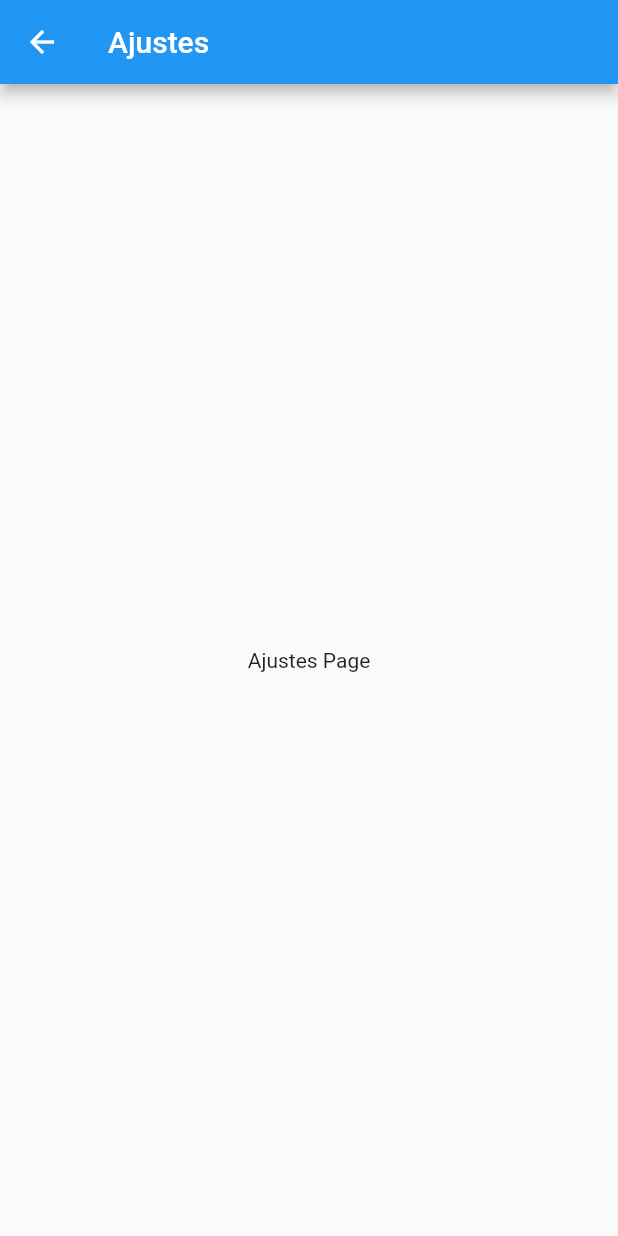
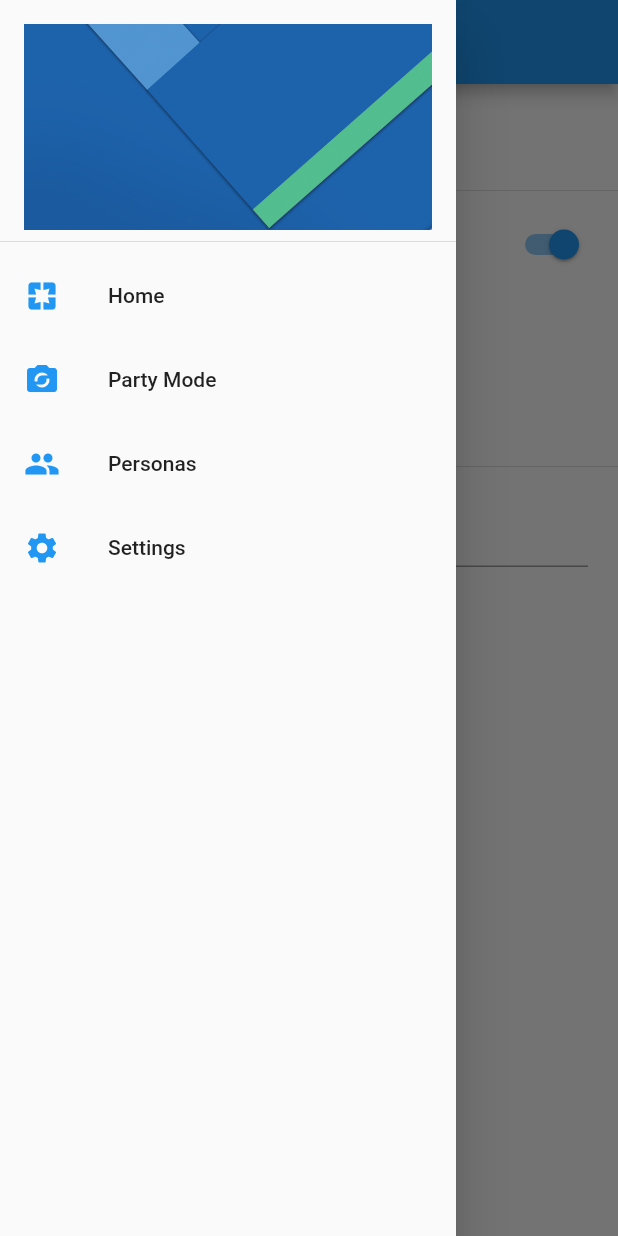
Before and after one commit to bareca90/Flutter, a Flutter app: the SettingsPage screen opened by its route, with the side drawer open (before the commit the screen has no drawer), on a phone screen of 412 x 824 dp. Run offline on Flutter 3.47's test engine with Material 2 defaults, Android fonts, the phone set to English and light mode, and no system bars; our stand-ins replace flutter_map, flutter_swiper, latlong, sqflite; missing offline and left inert: barcode_scan; accounts and stored records are empty.

Commit message:
CambiosAppConfiguracion
Primer Commit de app de  configuraciones

```diff
--- a/preferenciausuarioapp/lib/main.dart
+++ b/preferenciausuarioapp/lib/main.dart
@@ -9,6 +9,7 @@ class MyApp extends StatelessWidget {
   Widget build(BuildContext context) {
     return MaterialApp(
       title: 'Preferencias',
+      debugShowCheckedModeBanner: false,
       initialRoute: HomePage.routename,
       routes: {
         HomePage.routename : (BuildContext context )=> HomePage(),
--- a/preferenciausuarioapp/lib/src/pages/home_page.dart
+++ b/preferenciausuarioapp/lib/src/pages/home_page.dart
@@ -1,4 +1,5 @@
 import 'package:flutter/material.dart';
+import 'package:preferenciausuarioapp/src/widgets/menu_widget.dart';
 class HomePage extends StatelessWidget {
   const HomePage({Key key}) : super(key: key);
      static final String routename ='home';
@@ -8,7 +9,7 @@ class HomePage extends StatelessWidget {
       appBar: AppBar(
         title: Text('Preferencias de Usuario'),
       ),
-      drawer: _crearMenu(),
+      drawer: MenuWidget(),
       body: Column(
         mainAxisAlignment: MainAxisAlignment.center,
         children: <Widget>[
@@ -23,7 +24,5 @@ class HomePage extends StatelessWidget {
     );
   }
 
-  Drawer _crearMenu() {
-    return Drawer();
-  }
+
 }
--- a/preferenciausuarioapp/lib/src/pages/settings_page.dart
+++ b/preferenciausuarioapp/lib/src/pages/settings_page.dart
@@ -1,4 +1,5 @@
 import 'package:flutter/material.dart';
+import 'package:preferenciausuarioapp/src/widgets/menu_widget.dart';
 class SettingsPage extends StatelessWidget {
   const SettingsPage({Key key}) : super(key: key);
      static final String routename ='settings';
@@ -8,8 +9,43 @@ class SettingsPage extends StatelessWidget {
       appBar: AppBar(
         title: Text('Ajustes'),
       ),
-      body: Center(
-        child: Text('Ajustes Page'),
+      drawer: MenuWidget(),
+      body: ListView(
+        children: <Widget>[
+          Container(
+            padding: EdgeInsets.all(5.0),
+            child:Text('Settings',style: TextStyle(fontSize: 45.0,fontWeight: FontWeight.bold)) ,
+          ),
+          Divider(),
+          SwitchListTile(
+            value: true,
+            title: Text('Color Secundario'),
+            onChanged: (value){}
+          ),
+          RadioListTile(
+            value: 1,
+            title: Text('Masculino'),
+            groupValue: 1,
+            onChanged: (value){}
+          ),
+          RadioListTile(
+            value: 2,
+            title: Text('Femenino'),
+            groupValue: 1,
+            onChanged: (value){}
+          ),
+          Divider(),
+          Container(
+            padding: EdgeInsets.symmetric(horizontal: 20.0),
+            child: TextField(
+              decoration: InputDecoration(
+                labelText: 'Nombre',
+                helperText: 'Nombre de la persona usando el telefono',
+
+              ),
+            ),
+          )
+        ],
       ),
     );
   }
--- /dev/null
+++ b/preferenciausuarioapp/lib/src/widgets/menu_widget.dart
@@ -0,0 +1,48 @@
+import 'package:flutter/material.dart';
+import 'package:preferenciausuarioapp/src/pages/home_page.dart';
+import 'package:preferenciausuarioapp/src/pages/settings_page.dart';
+class MenuWidget extends StatelessWidget {
+  @override
+  Widget build(BuildContext context) {
+    return Drawer(
+      child: ListView(
+        padding: EdgeInsets.zero,
+        children: <Widget>[
+          DrawerHeader(
+            child:  Container(
+              decoration: BoxDecoration(
+                image: DecorationImage(
+                  image: AssetImage('assets/imgmenu.jpg'),
+                  fit: BoxFit.cover
+                )
+              ) ,
+            )
+          ),
+          ListTile(
+            leading: Icon(Icons.pages,color: Colors.blue),
+            title: Text('Home'),
+            onTap: ()=>Navigator.pushReplacementNamed(context, HomePage.routename)
+          ),
+          ListTile(
+            leading: Icon(Icons.party_mode,color: Colors.blue),
+            title: Text('Party Mode'),
+            onTap: (){},
+          ),
+          ListTile(
+            leading: Icon(Icons.people,color: Colors.blue),
+            title: Text('Personas'),
+            onTap: (){},
+          ),
+          ListTile(
+            leading: Icon(Icons.settings,color: Colors.blue),
+            title: Text('Settings'),
+            onTap: () {
+              Navigator.pushReplacementNamed(context, SettingsPage.routename);
+
+            }
+          )
+        ],
+      ),
+    );
+  }
+}
--- a/preferenciausuarioapp/pubspec.yaml
+++ b/preferenciausuarioapp/pubspec.yaml
@@ -41,8 +41,8 @@ flutter:
   uses-material-design: true
 
   # To add assets to your application, add an assets section, like this:
-  # assets:
-  #  - images/a_dot_burr.jpeg
+  assets:
+  - assets/imgmenu.jpg
   #  - images/a_dot_ham.jpeg
 
   # An image asset can refer to one or more resolution-specific "variants", see
```
Also changed, not shown: preferenciausuarioapp/assets/imgmenu.jpg (added).
